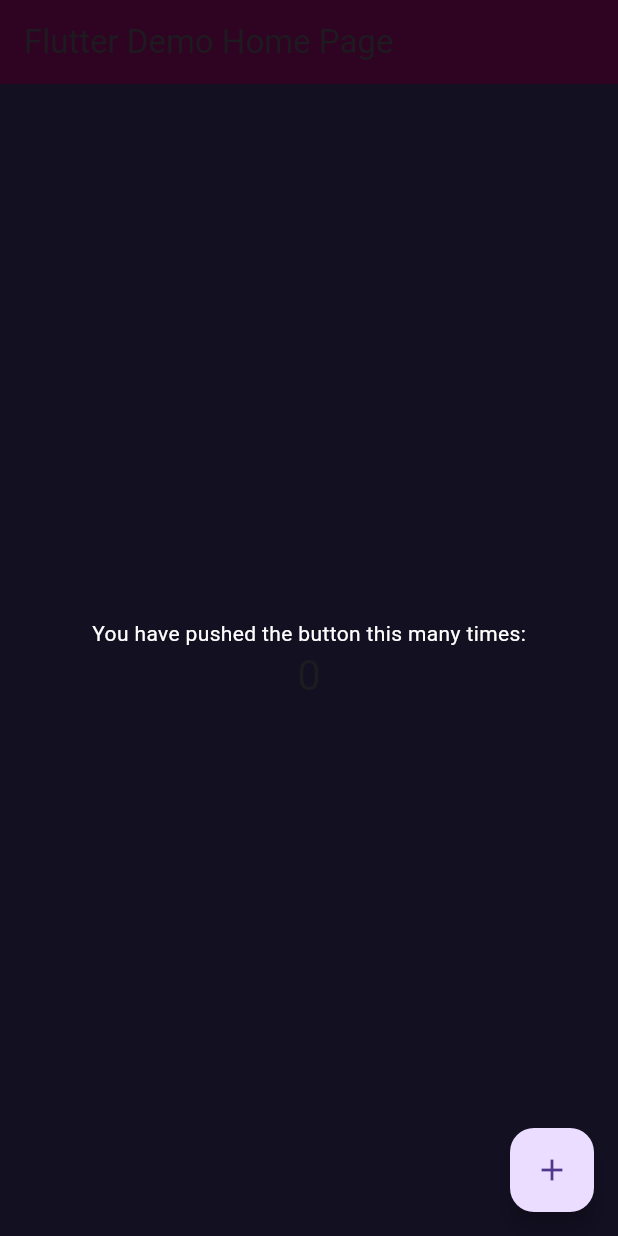
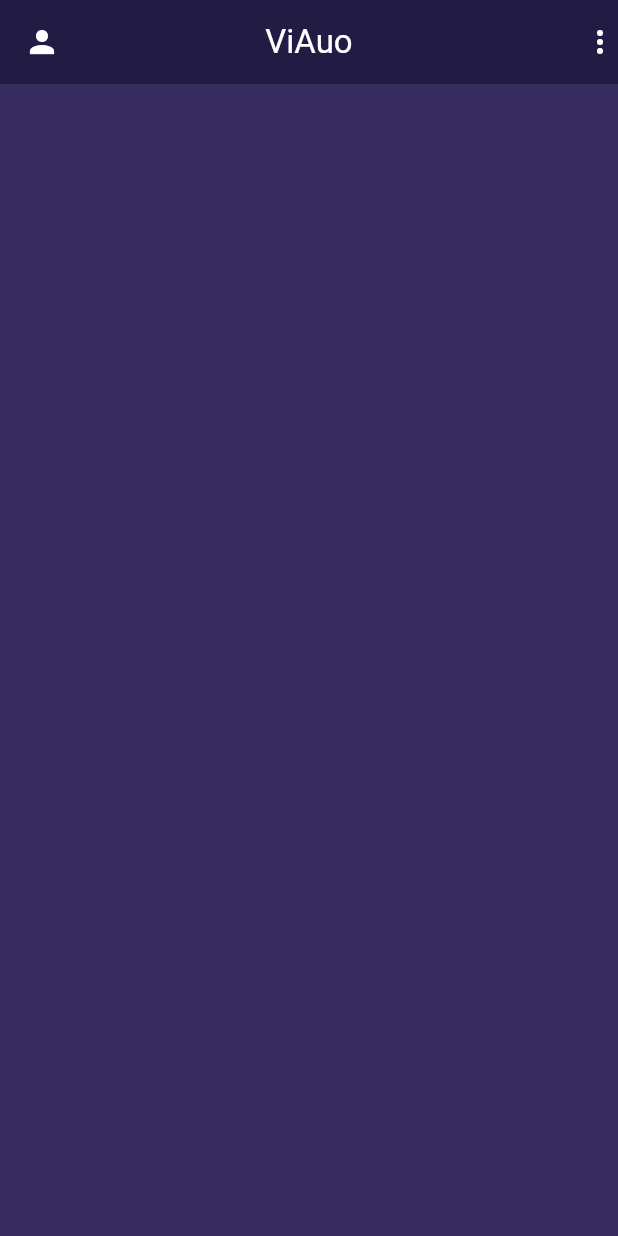
Before and after one commit to Dheatrilova/Music-Video_Player, a Flutter app: the screen it shows after launch, on a phone screen of 412 x 824 dp. Run offline on Flutter 3.47's test engine with Material 3 defaults, Android fonts, the phone set to English and light mode, and no system bars.

Commit message:
pengerjaan beranda dasar

```diff
--- a/lib/main.dart
+++ b/lib/main.dart
@@ -7,15 +7,15 @@ void main() {
 class MyApp extends StatelessWidget {
   const MyApp({super.key});
 
-  // This widget is the root of your application.
   @override
   Widget build(BuildContext context) {
     return MaterialApp(
-      title: 'Flutter Demo',
+      debugShowCheckedModeBanner: false,
+      title: 'ViAuo',
       theme: ThemeData(
-        scaffoldBackgroundColor: Color(0xFF131022),
+        scaffoldBackgroundColor: const Color.fromARGB(255, 54, 45, 94),
       ),
-      home: const MyHomePage(title: 'Flutter Demo Home Page'),
+      home: const MyHomePage(title: 'ViAuo'),
     );
   }
 }
@@ -30,41 +30,26 @@ class MyHomePage extends StatefulWidget {
 }
 
 class _MyHomePageState extends State<MyHomePage> {
-  int _counter = 0;
-
-  void _incrementCounter() {
-    setState(() {
-      _counter++;
-    });
-  }
-
   @override
   Widget build(BuildContext context) {
     return Scaffold(
       appBar: AppBar(
+        backgroundColor: const Color.fromARGB(255, 34, 27, 68),
 
-        backgroundColor: Color(0xFF1310222),
+        leading: const Icon(Icons.person, color: Colors.white),
 
-        title: Text(widget.title),
+        title: Text(widget.title, style: const TextStyle(color: Colors.white)),
+
+        centerTitle: true,
+
+        actions: const [Icon(Icons.more_vert, color: Colors.white)],
       ),
-      body: Center(
 
+      body: const Center(
         child: Column(
-
-          mainAxisAlignment: .center,
-          children: [
-            const Text('You have pushed the button this many times:',style: TextStyle(color: Colors.white),),
-            Text(
-              '$_counter',
-              style: Theme.of(context).textTheme.headlineMedium,
-            ),
-          ],
+          mainAxisAlignment: MainAxisAlignment.center,
+          children: [],
         ),
-      ),
-      floatingActionButton: FloatingActionButton(
-        onPressed: _incrementCounter,
-        tooltip: 'Increment',
-        child: const Icon(Icons.add),
       ),
     );
   }
```
Also changed, not shown: pubspec.yaml (+6 -33 lines), 1 other file.
